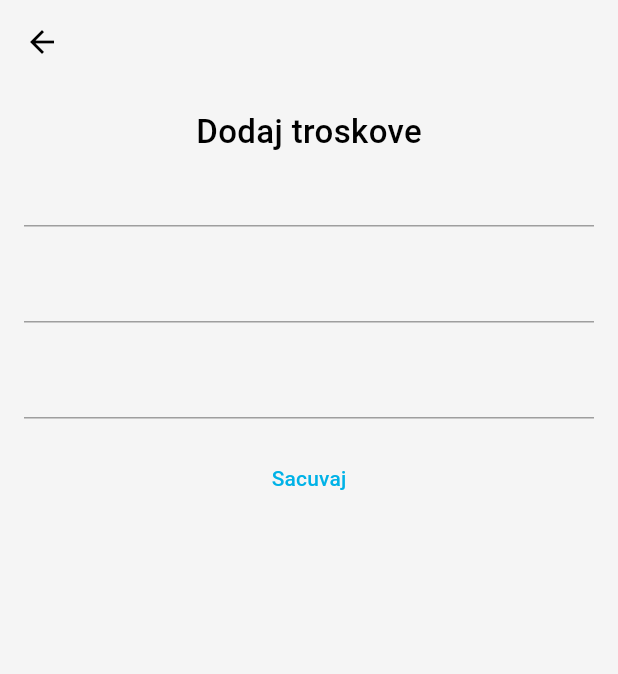
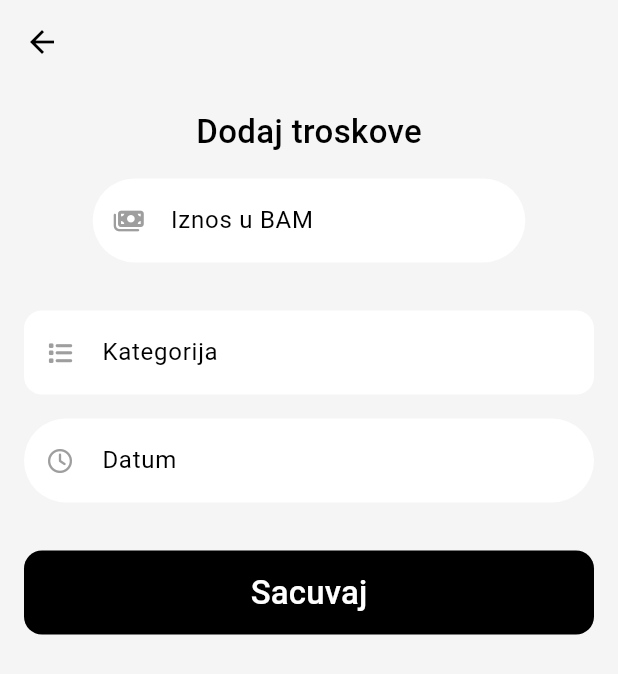
Before and after one commit to MarkoLosic/expensetracker, a Flutter app: the AddExpense screen opened directly, on a phone screen of 412 x 824 dp. Shown: the top 674 px of the screen. Run offline on Flutter 3.47's test engine with Material 3 defaults, Android fonts, the phone set to English and light mode, and no system bars; our stand-ins replace fl_chart, font_awesome_flutter.

```diff
--- a/lib/screens/add_expense/views/add_expense.dart
+++ b/lib/screens/add_expense/views/add_expense.dart
@@ -1,7 +1,17 @@
 import 'package:flutter/material.dart';
+import 'package:font_awesome_flutter/font_awesome_flutter.dart';
 
-class AddExpense extends StatelessWidget {
+class AddExpense extends StatefulWidget {
   const AddExpense({super.key});
+
+  @override
+  State<AddExpense> createState() => _AddExpenseState();
+}
+
+class _AddExpenseState extends State<AddExpense> {
+  TextEditingController expenseController = TextEditingController();
+  TextEditingController categoryController = TextEditingController();
+  TextEditingController dateController = TextEditingController();
 
   @override
   Widget build(BuildContext context) {
@@ -23,19 +33,92 @@ class AddExpense extends StatelessWidget {
                 fontWeight: FontWeight.w500,
               ),
             ),
-            TextFormField(),
-            SizedBox(
+            const SizedBox(
               height: 16,
             ),
-            TextFormField(),
             SizedBox(
+              width: MediaQuery.of(context).size.width * 0.7,
+              //This is input field for expenses
+              child: TextFormField(
+                controller: expenseController,
+                decoration: InputDecoration(
+                    filled: true,
+                    fillColor: Colors.white,
+                    prefixIcon: const Icon(
+                      FontAwesomeIcons.moneyBills,
+                      size: 16,
+                      color: Colors.grey,
+                    ),
+                    hintText: 'Iznos u BAM',
+                    border: OutlineInputBorder(
+                        borderRadius: BorderRadius.circular(30),
+                        borderSide: BorderSide.none)),
+              ),
+            ),
+            const SizedBox(
+              height: 32,
+            ),
+            //This is input field for categories
+            TextFormField(
+              controller: categoryController,
+              decoration: InputDecoration(
+                  filled: true,
+                  fillColor: Colors.white,
+                  prefixIcon: const Icon(
+                    FontAwesomeIcons.list,
+                    size: 16,
+                    color: Colors.grey,
+                  ),
+                  hintText: 'Kategorija',
+                  border: OutlineInputBorder(
+                      borderRadius: BorderRadius.circular(12),
+                      borderSide: BorderSide.none)),
+            ),
+            const SizedBox(
               height: 16,
             ),
-            TextFormField(),
+            // This is new input field for the time
+            TextFormField(
+              controller: dateController,
+              textAlignVertical: TextAlignVertical.center,
+              readOnly: true,
+              onTap: () {
+                showDatePicker(
+                    context: context,
+                    initialDate: DateTime.now(),
+                    firstDate: DateTime.now(),
+                    lastDate: DateTime.now().add(const Duration(days: 365)));
+              },
+              decoration: InputDecoration(
+                  filled: true,
+                  fillColor: Colors.white,
+                  prefixIcon: const Icon(
+                    FontAwesomeIcons.clock,
+                    size: 16,
+                    color: Colors.grey,
+                  ),
+                  hintText: 'Datum',
+                  border: OutlineInputBorder(
+                      borderRadius: BorderRadius.circular(30),
+                      borderSide: BorderSide.none)),
+            ),
+            const SizedBox(
+              height: 32,
+            ),
             SizedBox(
-              height: 16,
-            ),
-            TextButton(onPressed: () {}, child: Text('Sacuvaj'))
+              width: double.infinity,
+              height: kToolbarHeight,
+              child: TextButton(
+                  onPressed: () {},
+                  style: TextButton.styleFrom(
+                      backgroundColor: Colors.black,
+                      shape: RoundedRectangleBorder(
+                          borderRadius: BorderRadius.circular(12))),
+                  child: const Text(
+                    'Sacuvaj',
+                    style: TextStyle(fontSize: 22, color: Colors.white),
+                  )),
+            )
           ]),
         ),
       ),
```
